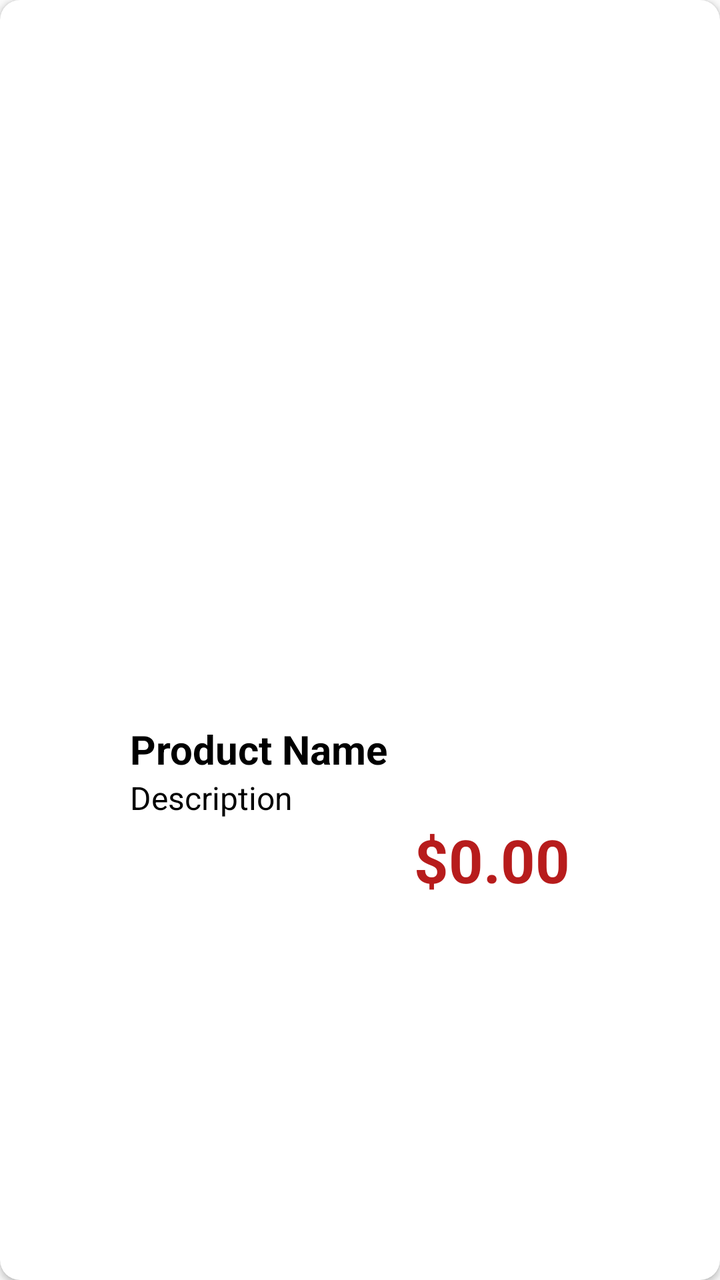
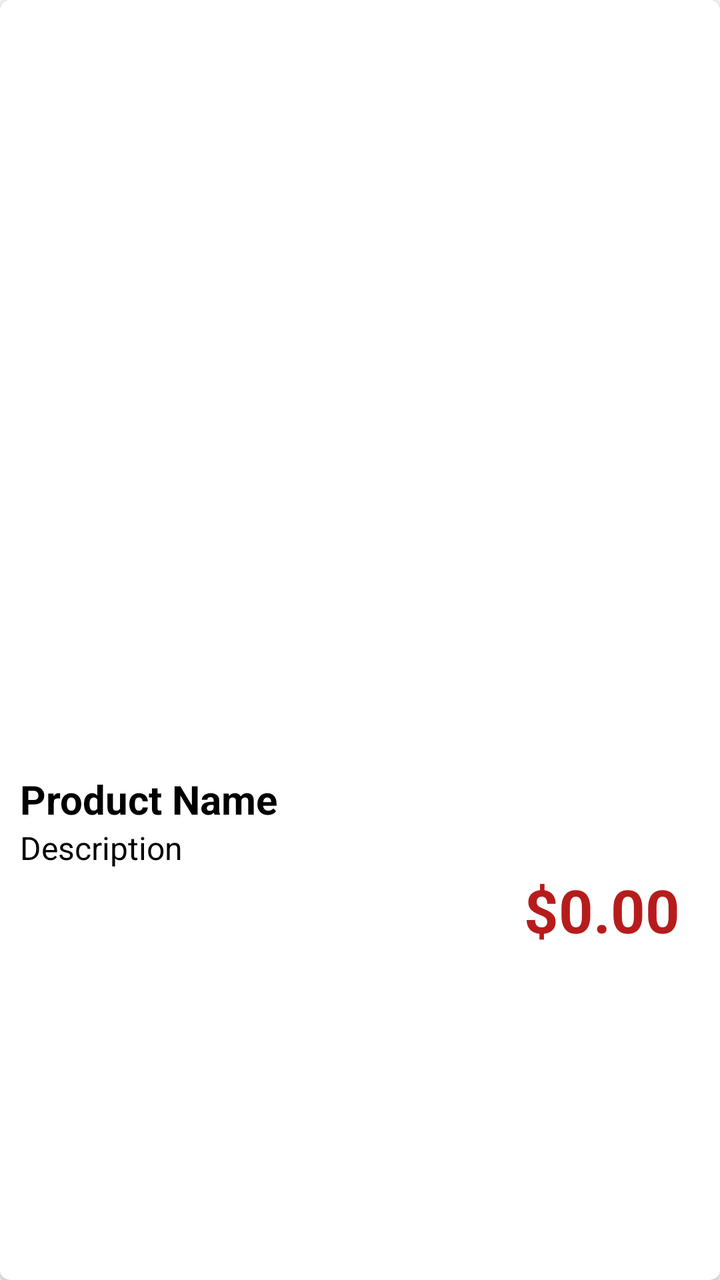

Screens rendered from an Android XML layout before and after an edit, with the pre-edit source and the edit as a unified diff.
<!-- AndroidManifest.xml: application theme AppTheme -->
<!-- res/layout/single_item_menu.xml -->
<?xml version="1.0" encoding="utf-8"?>
<android.support.v7.widget.CardView xmlns:android="http://schemas.android.com/apk/res/android"
    android:layout_width="250dp"
    android:layout_height="wrap_content"
    xmlns:app="http://schemas.android.com/apk/res-auto"
    app:cardCornerRadius="10dp"
    android:layout_margin="10dp">

    <LinearLayout android:layout_width="250dp"
        android:layout_height="300dp"
        android:orientation="vertical"
        android:layout_gravity="center">

        <ImageView android:id="@+id/img"
            android:layout_width="match_parent"
            android:layout_height="0dp"
            android:layout_weight="1"/>

        <TextView android:id="@+id/tvTitle"
            android:layout_width="match_parent"
            android:layout_height="wrap_content"
            android:text="Product Name"
            android:textSize="20sp"
            android:textStyle="bold"
            android:paddingLeft="10dp"
            android:paddingTop="10dp"
            android:textColor="@android:color/black"/>
        <TextView android:id="@+id/tvDescription"
            android:layout_width="match_parent"
            android:layout_height="wrap_content"
            android:text="Description"
            android:textSize="16sp"
            android:paddingLeft="10dp"
            android:textColor="@android:color/black"/>

        <TextView android:id="@+id/tvPrice"
            android:layout_width="match_parent"
            android:layout_height="wrap_content"
            android:text="$0.00"
            android:textSize="30sp"
            android:textStyle="bold"
            android:paddingRight="20dp"
            android:paddingBottom="20dp"
            android:gravity="right"
            android:textColor="@color/red_900"/>

    </LinearLayout>

</android.support.v7.widget.CardView>
<!-- resources referenced by this layout -->
<resources>
  <color name="red_900">#B71C1C</color>
  <style name="AppTheme" parent="Theme.AppCompat.Light.DarkActionBar">
          
          <item name="colorPrimary">@color/colorPrimary</item>
          <item name="colorPrimaryDark">@color/colorPrimaryDark</item>
          <item name="colorAccent">@color/colorAccent</item>
      </style>
  <color name="colorPrimary">#008577</color>
  <color name="colorPrimaryDark">#00574B</color>
  <color name="colorAccent">#D81B60</color>
</resources>

<!-- the commit's change to res/layout/single_item_menu.xml (unified diff, before → after) -->
@@ -1,20 +1,21 @@
 <?xml version="1.0" encoding="utf-8"?>
 <android.support.v7.widget.CardView xmlns:android="http://schemas.android.com/apk/res/android"
-    android:layout_width="250dp"
+    android:layout_width="match_parent"
     android:layout_height="wrap_content"
     xmlns:app="http://schemas.android.com/apk/res-auto"
-    app:cardCornerRadius="10dp"
+    app:cardCornerRadius="5dp"
     android:layout_margin="10dp">
 
-    <LinearLayout android:layout_width="250dp"
-        android:layout_height="300dp"
+    <LinearLayout android:layout_width="match_parent"
+        android:layout_height="350dp"
         android:orientation="vertical"
         android:layout_gravity="center">
 
         <ImageView android:id="@+id/img"
             android:layout_width="match_parent"
             android:layout_height="0dp"
-            android:layout_weight="1"/>
+            android:layout_weight="1.3"
+            android:scaleType="fitXY"/>
 
         <TextView android:id="@+id/tvTitle"
             android:layout_width="match_parent"
